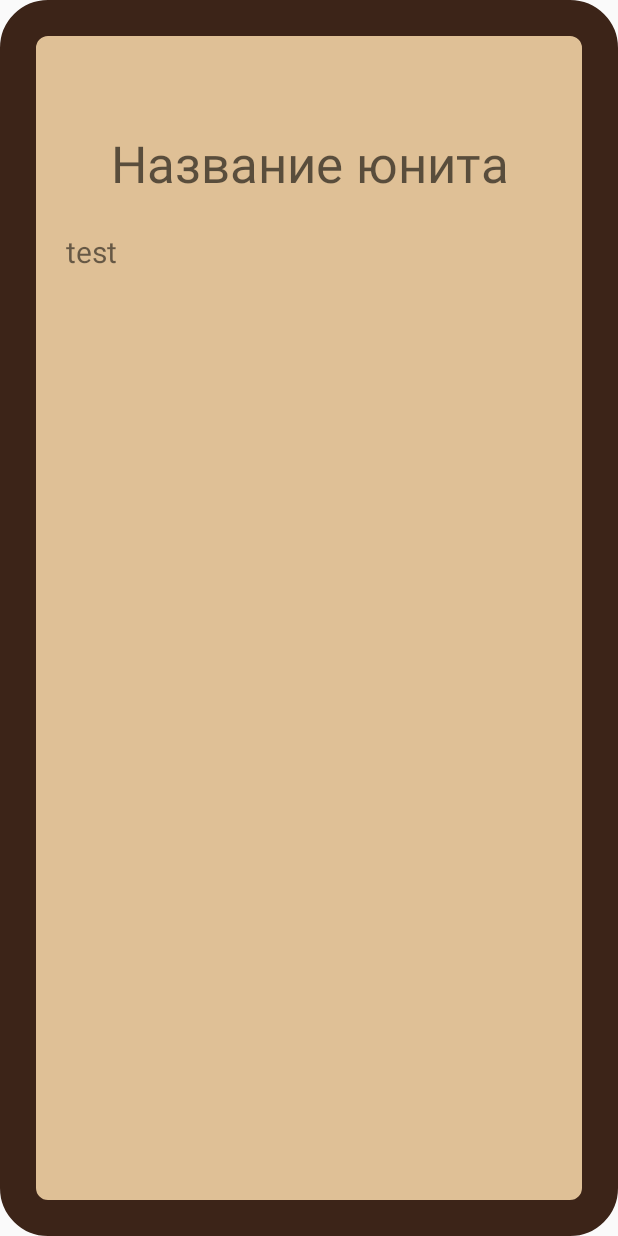
After one commit to Alesnim/ExerciseExtends, an Android app: the MainActivity2 screen opened directly, with no data from a screen before it, on a phone screen of 412 x 824 dp. The commit adds this screen. Run offline under Robolectric (Android 15) with nearby library versions, the phone set to English and light mode, and no system bars; our stand-ins replace data binding; 2 statements that could not run were skipped.

Commit message:
Update project add Intent content

```diff
--- a/app/build.gradle
+++ b/app/build.gradle
@@ -25,6 +25,7 @@ dependencies {
     implementation fileTree(dir: 'libs', include: ['*.jar'])
     implementation 'androidx.appcompat:appcompat:1.5.1'
     implementation 'androidx.constraintlayout:constraintlayout:2.1.4'
+    implementation 'com.google.android.material:material:1.4.0'
     testImplementation 'junit:junit:4.13.2'
     androidTestImplementation 'androidx.test.ext:junit:1.1.4'
     androidTestImplementation 'androidx.test.espresso:espresso-core:3.5.0'
--- a/app/src/main/AndroidManifest.xml
+++ b/app/src/main/AndroidManifest.xml
@@ -9,8 +9,18 @@
         android:roundIcon="@mipmap/ic_launcher_round"
         android:supportsRtl="true"
         android:theme="@style/AppTheme">
+        <activity
+            android:name=".MainActivity2"
+            android:exported="false">
+            <intent-filter>
+                <action android:name="android.intent.action.SEND" />
+                <category android:name="android.intent.category.DEFAULT" />
+                <data android:mimeType="text/plain"/>
+            </intent-filter>
+        </activity>
         <activity android:name=".SimpleUnit" />
-        <activity android:name=".MainActivity"
+        <activity
+            android:name=".MainActivity"
             android:exported="true">
             <intent-filter>
                 <action android:name="android.intent.action.MAIN" />
@@ -18,7 +28,6 @@
                 <category android:name="android.intent.category.LAUNCHER" />
             </intent-filter>
         </activity>
-
     </application>
 
 </manifest>
--- /dev/null
+++ b/app/src/main/java/com/itschool/practise261/exerciseextends/MainActivity2.java
@@ -0,0 +1,30 @@
+package com.itschool.practise261.exerciseextends;
+
+import android.os.Bundle;
+
+import androidx.appcompat.app.AppCompatActivity;
+import androidx.databinding.DataBindingUtil;
+
+import com.itschool.practise261.exerciseextends.databinding.ActivityMain3Binding;
+
+public class MainActivity2 extends AppCompatActivity {
+
+    @Override
+    protected void onCreate(Bundle savedInstanceState) {
+        super.onCreate(savedInstanceState);
+        ActivityMain3Binding binding = DataBindingUtil.setContentView(this, R.layout.activity_main3);
+        String name = getIntent().getExtras().getString("NAME_UNIT");
+        binding.setName(name);
+        binding.setDesc("test");
+        switch (name) {
+            case "Joe":
+                binding.setDesc(getResources().getString(R.string.human));
+                break;
+            case "Scary Monster":
+                binding.setDesc(getResources().getString(R.string.monster));
+                break;
+            case "Spooky Skeleton":
+                binding.setDesc(getResources().getString(R.string.skeleton));
+        }
+    }
+}
--- a/app/src/main/java/com/itschool/practise261/exerciseextends/SimpleUnit.java
+++ b/app/src/main/java/com/itschool/practise261/exerciseextends/SimpleUnit.java
@@ -1,8 +1,10 @@
 package com.itschool.practise261.exerciseextends;
 
+import android.content.Intent;
 import android.graphics.drawable.Drawable;
 import android.os.Bundle;
 import android.util.Log;
+import android.view.View;
 import android.widget.ImageButton;
 import android.widget.ImageView;
 import android.widget.TextView;
@@ -18,8 +20,6 @@ import com.itschool.practise261.exerciseextends.model.Skeleton;
 import com.itschool.practise261.exerciseextends.model.Unit;
 
 public class SimpleUnit extends AppCompatActivity {
-    TextView tw_name, tw_healh, tw_attack;
-    ImageView imageView;
     ImageButton forward, backward;
 
     int num = 0;
@@ -37,7 +37,7 @@ public class SimpleUnit extends AppCompatActivity {
         toView(binding, num);
         binding.btForward.setOnClickListener(view -> forward());
         binding.btBackword.setOnClickListener(view -> backView());
-
+        binding.btShare.setOnClickListener(this::shareUnit);
 
     }
 
@@ -68,4 +68,13 @@ public class SimpleUnit extends AppCompatActivity {
     }
 
 
+    private void shareUnit(View v) {
+        Intent i = new Intent(Intent.ACTION_SEND);
+        i.putExtra("NAME_UNIT", binding.getItem().name);
+        i.setType("text/plain");
+        Intent chooser = Intent.createChooser(i, "title");
+        startActivity(chooser);
+
+    }
+
 }
--- /dev/null
+++ b/app/src/main/res/drawable/share.xml
@@ -0,0 +1,4 @@
+<vector android:height="24dp" android:viewportHeight="477.8"
+    android:viewportWidth="477.8" android:width="24dp" xmlns:android="http://schemas.android.com/apk/res/android">
+    <path android:fillColor="#FF000000" android:pathData="M367.75,288.5c-25,0 -47.8,9.7 -64.7,25.5l-65.2,-39.4c3.7,-11.2 5.7,-23.1 5.7,-35.6c0,-12.4 -2,-24.4 -5.7,-35.6l65.3,-39.5c16.9,15.8 39.7,25.5 64.7,25.5c52.3,0 94.7,-42.4 94.7,-94.7S420.15,0 367.85,0s-94.7,42.4 -94.7,94.7c0,8.7 1.2,17.2 3.4,25.2l-65.3,39.5c-20.7,-21.3 -49.8,-34.6 -81.9,-34.6c-63,0 -114.1,51.1 -114.1,114.1S66.35,353 129.35,353c32.1,0 61.1,-13.3 81.9,-34.6l65.3,39.5c-2.2,8 -3.4,16.5 -3.4,25.2c0,52.3 42.4,94.7 94.7,94.7s94.7,-42.4 94.7,-94.7S420.05,288.5 367.75,288.5zM92.15,239c0,9.4 -7.6,17 -17,17c-9.4,0 -17,-7.6 -17,-17c0,-39.3 32,-71.3 71.3,-71.3c9.4,0 17,7.6 17,17s-7.6,17 -17,17C108.85,201.8 92.15,218.5 92.15,239z"/>
+</vector>
--- /dev/null
+++ b/app/src/main/res/layout-v26/activity_main3.xml
@@ -0,0 +1,59 @@
+<?xml version="1.0" encoding="utf-8"?>
+<layout>
+
+    <data>
+
+        <variable
+            name="name"
+            type="String" />
+
+        <variable
+            name="desc"
+            type="String" />
+    </data>
+
+    <androidx.constraintlayout.widget.ConstraintLayout xmlns:android="http://schemas.android.com/apk/res/android"
+        xmlns:app="http://schemas.android.com/apk/res-auto"
+        xmlns:tools="http://schemas.android.com/tools"
+        android:layout_width="match_parent"
+        android:layout_height="match_parent"
+        android:background="@drawable/borders_card"
+
+        tools:context=".MainActivity2">
+
+        <TextView
+            android:id="@+id/tv_name"
+            android:layout_gravity="center_horizontal"
+            android:gravity="center"
+            android:layout_width="match_parent"
+            android:layout_marginHorizontal="44dp"
+            android:layout_height="wrap_content"
+            android:layout_marginTop="86dp"
+            android:hint="Название юнита"
+            android:text="@{name}"
+            android:textSize="34dp"
+            app:layout_constraintEnd_toEndOf="parent"
+            app:layout_constraintStart_toStartOf="parent"
+            app:layout_constraintTop_toTopOf="parent" />
+
+        <ScrollView
+            android:layout_width="match_parent"
+            android:layout_height="match_parent"
+            android:layout_marginHorizontal="44dp"
+            android:layout_marginVertical="154dp"
+            app:layout_constraintEnd_toEndOf="parent"
+            app:layout_constraintStart_toStartOf="parent"
+            app:layout_constraintTop_toBottomOf="@id/tv_name">
+
+            <TextView
+                android:justificationMode="inter_word"
+                android:layout_width="match_parent"
+                android:layout_height="match_parent"
+                android:hint="Описание юнита"
+                android:text="@{desc}"
+                android:textSize="20dp" />
+        </ScrollView>
+
+
+    </androidx.constraintlayout.widget.ConstraintLayout>
+</layout>
--- /dev/null
+++ b/app/src/main/res/layout/activity_main3.xml
@@ -0,0 +1,57 @@
+<?xml version="1.0" encoding="utf-8"?>
+<layout>
+
+    <data>
+
+        <variable
+            name="name"
+            type="String" />
+
+        <variable
+            name="desc"
+            type="String" />
+    </data>
+
+    <androidx.constraintlayout.widget.ConstraintLayout xmlns:android="http://schemas.android.com/apk/res/android"
+        xmlns:app="http://schemas.android.com/apk/res-auto"
+        xmlns:tools="http://schemas.android.com/tools"
+        android:layout_width="match_parent"
+        android:layout_height="match_parent"
+        android:background="@drawable/borders_card"
+
+        tools:context=".MainActivity2">
+
+        <TextView
+            android:justificationMode="inter_word"
+            android:id="@+id/tv_name"
+            android:layout_width="match_parent"
+            android:layout_marginHorizontal="44dp"
+            android:layout_height="wrap_content"
+            android:layout_marginTop="86dp"
+            android:hint="Название юнита"
+            android:text="@{name}"
+            android:textSize="34dp"
+            app:layout_constraintEnd_toEndOf="parent"
+            app:layout_constraintStart_toStartOf="parent"
+            app:layout_constraintTop_toTopOf="parent" />
+
+        <ScrollView
+            android:layout_width="match_parent"
+            android:layout_height="match_parent"
+            android:layout_marginHorizontal="44dp"
+            android:layout_marginVertical="154dp"
+            app:layout_constraintEnd_toEndOf="parent"
+            app:layout_constraintStart_toStartOf="parent"
+            app:layout_constraintTop_toBottomOf="@id/tv_name">
+
+            <TextView
+                android:layout_width="match_parent"
+                android:layout_height="match_parent"
+                android:hint="Описание юнита"
+                android:text="@{desc}"
+                android:textSize="20dp" />
+        </ScrollView>
+
+
+    </androidx.constraintlayout.widget.ConstraintLayout>
+</layout>
--- a/app/src/main/res/layout/activity_simple_unit.xml
+++ b/app/src/main/res/layout/activity_simple_unit.xml
@@ -16,6 +16,17 @@
         android:background="@drawable/borders_card"
         tools:context=".SimpleUnit">
 
+        <ImageView
+            android:src="@drawable/share"
+            android:id="@+id/bt_share"
+            app:tint="#553322"
+            android:layout_marginTop="44dp"
+            android:layout_marginEnd="44dp"
+            android:layout_width="wrap_content"
+            android:layout_height="wrap_content"
+            app:layout_constraintEnd_toEndOf="parent"
+            app:layout_constraintTop_toTopOf="parent"
+            />
 
         <ImageView
             android:id="@+id/picture_unit"
--- a/app/src/main/res/values/strings.xml
+++ b/app/src/main/res/values/strings.xml
@@ -1,3 +1,6 @@
 <resources>
     <string name="app_name">ExerciseExtends</string>
+    <string name="human">Манчкины хорошо знают правила игры, но иногда специально «забывают» и игнорируют моменты правил, неудобные для них. Они любят играть мощными персонажами, потому что таким образом легче достичь желаемого. Манчкин будет настаивать на использовании правил и пренебрежении здравым смыслом, если это ему выгодно, но способен поменять точку зрения на противоположную, если это поможет ему получить нестандартную или лишнюю «плюшку».</string>
+    <string name="skeleton">Г-н Кости. Если от него пришлось смываться, то потеряй уровень, даже если успешно смылся</string>
+    <string name="monster">Жлобстер. Он дотронулся до тебя, ты никогда не отмоешься</string>
 </resources>
```
